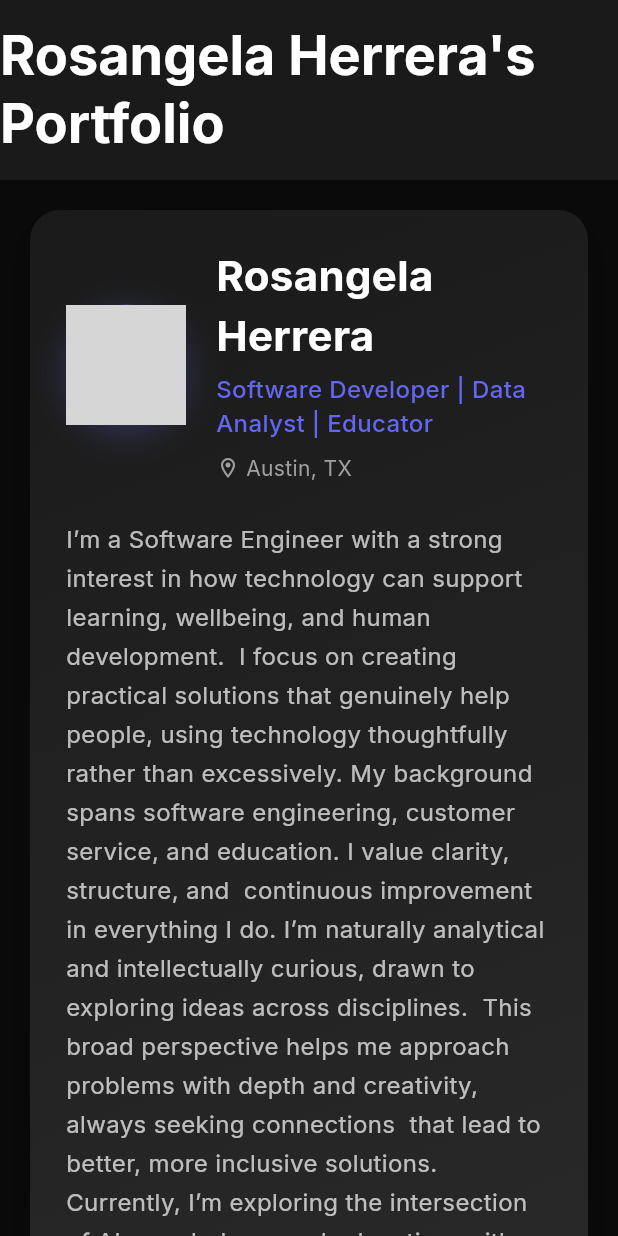
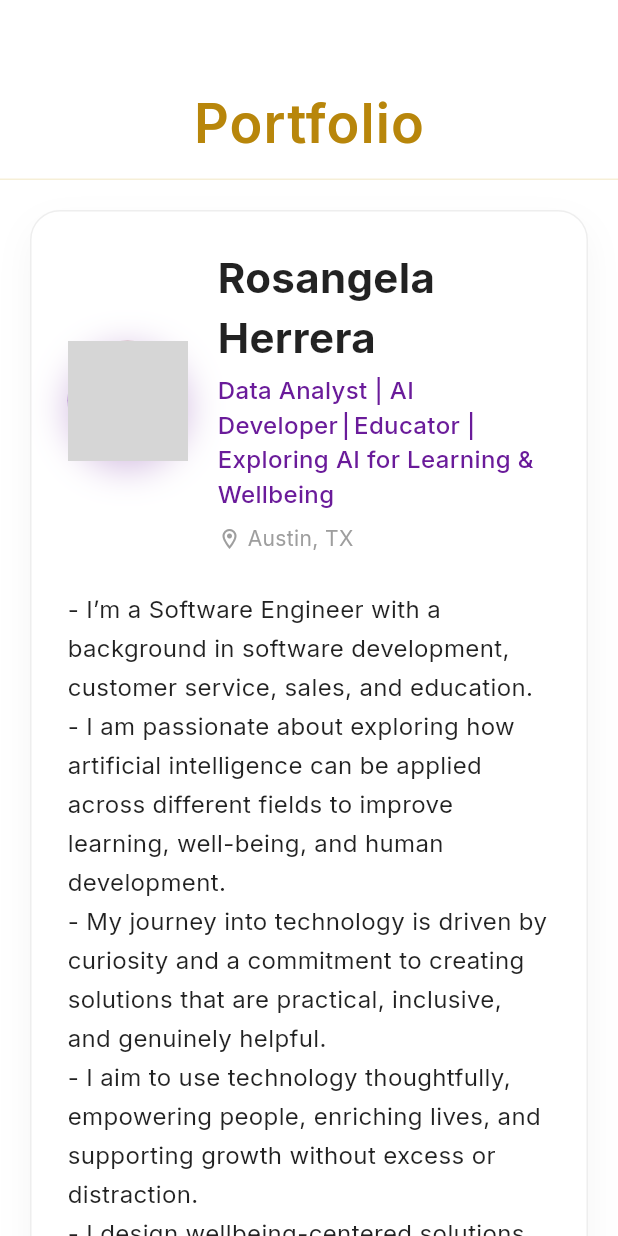
Before and after one commit to Rosie1028/rosie1028.github.io, a Flutter app: the screen it shows after launch, on a phone screen of 412 x 824 dp. Run offline on Flutter 3.47's test engine with Material 3 defaults, Android fonts, the phone set to English and light mode, and no system bars; our stand-ins replace font_awesome_flutter, google_fonts; grey boxes are pictures that could not be loaded.

Commit message:
Update theme to light with gold and purple colors

```diff
--- a/frontend/lib/main.dart
+++ b/frontend/lib/main.dart
@@ -32,7 +32,12 @@ class PortfolioApp extends StatelessWidget {
         debugShowCheckedModeBanner: false,
         theme: ThemeData(
           brightness: Brightness.light,
-          primarySwatch: Colors.teal,
+          primaryColor: const Color(0xFF6A1B9A), // Purple
+          colorScheme: ColorScheme.light(
+            primary: const Color(0xFF6A1B9A), // Purple
+            secondary: const Color(0xFFD4AF37), // Gold
+            surface: Colors.white,
+          ),
           scaffoldBackgroundColor: Colors.white,
           appBarTheme: const AppBarTheme(
             backgroundColor: Colors.white,
@@ -51,7 +56,12 @@ class PortfolioApp extends StatelessWidget {
         debugShowCheckedModeBanner: false,
         theme: ThemeData(
           brightness: Brightness.light,
-          primarySwatch: Colors.teal,
+          primaryColor: const Color(0xFF6A1B9A), // Purple
+          colorScheme: ColorScheme.light(
+            primary: const Color(0xFF6A1B9A), // Purple
+            secondary: const Color(0xFFD4AF37), // Gold
+            surface: Colors.white,
+          ),
           scaffoldBackgroundColor: Colors.white,
           appBarTheme: const AppBarTheme(
             backgroundColor: Colors.white,
--- a/frontend/lib/screens/home_screen.dart
+++ b/frontend/lib/screens/home_screen.dart
@@ -38,7 +38,7 @@ class _HomeScreenState extends State<HomeScreen> {
     }
 
     return Scaffold(
-      backgroundColor: const Color(0xFF0A0A0A),
+      backgroundColor: Colors.white,
       body: CustomScrollView(
         slivers: [
           // App Bar
@@ -46,15 +46,26 @@ class _HomeScreenState extends State<HomeScreen> {
             expandedHeight: 120.0,
             floating: false,
             pinned: true,
-            backgroundColor: const Color(0xFF1A1A1A),
+            backgroundColor: Colors.white,
             elevation: 0,
             flexibleSpace: FlexibleSpaceBar(
+              background: Container(
+                decoration: BoxDecoration(
+                  border: Border(
+                    bottom: BorderSide(
+                      color: const Color(0xFFD4AF37).withOpacity(0.2), // Subtle gold border
+                      width: 1,
+                    ),
+                  ),
+                ),
+              ),
               title: Text(
-                'Rosangela Herrera\'s Portfolio',
+                'Portfolio',
                 style: GoogleFonts.inter(
                   fontSize: 24,
-                  fontWeight: FontWeight.bold,
-                  color: Colors.white,
+                  fontWeight: FontWeight.w600,
+                  color: const Color(0xFFB8860B), // Gold color
+                  letterSpacing: 0.5,
                 ),
               ),
               centerTitle: true,
--- a/frontend/lib/services/static_data_service.dart
+++ b/frontend/lib/services/static_data_service.dart
@@ -6,20 +6,17 @@ class StaticDataService {
     return PersonalInfo(
       name: "Rosangela Herrera",
       title:
-          "Software Developer | Data Analyst | Educator",
+          "Data Analyst | AI Developer | Educator | Exploring AI for Learning & Wellbeing",
       email: "rosangelahs@icloud.com",
       phone: "+1 (561) 574-4947",
       location: "Austin, TX",
       bio:
-          'I’m a Software Engineer with a strong interest in how technology can support learning, wellbeing, and human development. '
-          ' I focus on creating practical solutions that genuinely help people, using technology thoughtfully rather than excessively. '
-          'My background spans software engineering, customer service, and education. I value clarity, structure, and '
-          ' continuous improvement in everything I do. '
-          'I’m naturally analytical and intellectually curious, drawn to exploring ideas across disciplines. '
-          ' This broad perspective helps me approach problems with depth and creativity, always seeking connections '
-          ' that lead to better, more inclusive solutions. '
-          'Currently, I’m exploring the intersection of AI, psychology, and education, with the long-term goal of developing innovative, '
-          'human-centered technologies that are both effective and responsible. ',
+"""- I’m a Software Engineer with a background in software development, customer service, sales, and education.
+- I am passionate about exploring how artificial intelligence can be applied across different fields to improve learning, well-being, and human development.
+- My journey into technology is driven by curiosity and a commitment to creating solutions that are practical, inclusive, and genuinely helpful.
+- I aim to use technology thoughtfully, empowering people, enriching lives, and supporting growth without excess or distraction.
+- I design wellbeing-centered solutions that solve real problems."""
+        ,
       linkedinUrl: "https://linkedin.com/in/rosangela-herrera",
       githubUrl: "https://github.com/rosangela-herrera",
       websiteUrl: "https://rosangelaherrera.dev",
--- a/frontend/lib/widgets/loading_widget.dart
+++ b/frontend/lib/widgets/loading_widget.dart
@@ -7,13 +7,13 @@ class LoadingWidget extends StatelessWidget {
   @override
   Widget build(BuildContext context) {
     return Scaffold(
-      backgroundColor: const Color(0xFF0A0A0A),
+      backgroundColor: Colors.white,
       body: Center(
         child: Column(
           mainAxisAlignment: MainAxisAlignment.center,
           children: [
             const CircularProgressIndicator(
-              valueColor: AlwaysStoppedAnimation<Color>(Color(0xFF6366F1)),
+              valueColor: AlwaysStoppedAnimation<Color>(Color(0xFF6A1B9A)), // Purple
               strokeWidth: 3,
             ),
             const SizedBox(height: 24),
@@ -21,7 +21,7 @@ class LoadingWidget extends StatelessWidget {
               'Loading your portfolio...',
               style: GoogleFonts.inter(
                 fontSize: 16,
-                color: Colors.white70,
+                color: Colors.black87,
                 fontWeight: FontWeight.w500,
               ),
             ),
--- a/frontend/lib/widgets/personal_info_card.dart
+++ b/frontend/lib/widgets/personal_info_card.dart
@@ -15,15 +15,12 @@ class PersonalInfoCard extends StatelessWidget {
       width: double.infinity,
       padding: const EdgeInsets.all(24),
       decoration: BoxDecoration(
-        gradient: const LinearGradient(
-          begin: Alignment.topLeft,
-          end: Alignment.bottomRight,
-          colors: [Color(0xFF1A1A1A), Color(0xFF2D2D2D)],
-        ),
+        color: Colors.white,
         borderRadius: BorderRadius.circular(20),
+        border: Border.all(color: Colors.grey.shade200),
         boxShadow: [
           BoxShadow(
-            color: Colors.black.withOpacity(0.3),
+            color: Colors.grey.withOpacity(0.1),
             blurRadius: 20,
             offset: const Offset(0, 10),
           ),
@@ -43,7 +40,7 @@ class PersonalInfoCard extends StatelessWidget {
                   shape: BoxShape.circle,
                   boxShadow: [
                     BoxShadow(
-                      color: const Color(0xFF6366F1).withOpacity(0.3),
+                      color: const Color(0xFF6A1B9A).withOpacity(0.3), // Purple
                       blurRadius: 20,
                       offset: const Offset(0, 5),
                     ),
@@ -63,8 +60,8 @@ class PersonalInfoCard extends StatelessWidget {
                                   shape: BoxShape.circle,
                                   gradient: const LinearGradient(
                                     colors: [
-                                      Color(0xFF6366F1),
-                                      Color(0xFF8B5CF6),
+                                      Color(0xFF6A1B9A), // Purple
+                                      Color(0xFFD4AF37), // Gold
                                     ],
                                   ),
                                 ),
@@ -117,7 +114,7 @@ class PersonalInfoCard extends StatelessWidget {
                       style: GoogleFonts.inter(
                         fontSize: 28,
                         fontWeight: FontWeight.bold,
-                        color: Colors.white,
+                        color: Colors.black87,
                       ),
                     ),
                     const SizedBox(height: 4),
@@ -125,7 +122,7 @@ class PersonalInfoCard extends StatelessWidget {
                       personalInfo.title,
                       style: GoogleFonts.inter(
                         fontSize: 16,
-                        color: const Color(0xFF6366F1),
+                        color: const Color(0xFF6A1B9A), // Purple
                         fontWeight: FontWeight.w500,
                       ),
                     ),
@@ -163,7 +160,7 @@ class PersonalInfoCard extends StatelessWidget {
               personalInfo.bio!,
               style: GoogleFonts.inter(
                 fontSize: 16,
-                color: Colors.white70,
+                color: Colors.black87,
                 height: 1.6,
               ),
             ),
@@ -230,7 +227,7 @@ class PersonalInfoCard extends StatelessWidget {
       child: Container(
         padding: const EdgeInsets.symmetric(vertical: 8, horizontal: 12),
         decoration: BoxDecoration(
-          color: Colors.white.withOpacity(0.05),
+          color: Colors.grey.shade100,
           borderRadius: BorderRadius.circular(8),
         ),
         child: Row(
@@ -240,7 +237,7 @@ class PersonalInfoCard extends StatelessWidget {
             Expanded(
               child: Text(
                 label,
-                style: GoogleFonts.inter(fontSize: 14, color: Colors.white70),
+                style: GoogleFonts.inter(fontSize: 14, color: Colors.black87),
               ),
             ),
           ],
@@ -260,11 +257,11 @@ class PersonalInfoCard extends StatelessWidget {
         width: 48,
         height: 48,
         decoration: BoxDecoration(
-          color: Colors.white.withOpacity(0.1),
+          color: Colors.grey.shade50,
           borderRadius: BorderRadius.circular(12),
-          border: Border.all(color: Colors.white.withOpacity(0.2), width: 1),
+          border: Border.all(color: Colors.grey.shade300, width: 1),
         ),
-        child: Icon(icon, color: Colors.white70, size: 20),
+        child: Icon(icon, color: Colors.black87, size: 20),
       ),
     );
   }
```
Also changed, not shown: frontend/lib/widgets/footer_section.dart (+23 -16 lines), frontend/lib/widgets/projects_section.dart (+40 -39 lines).
